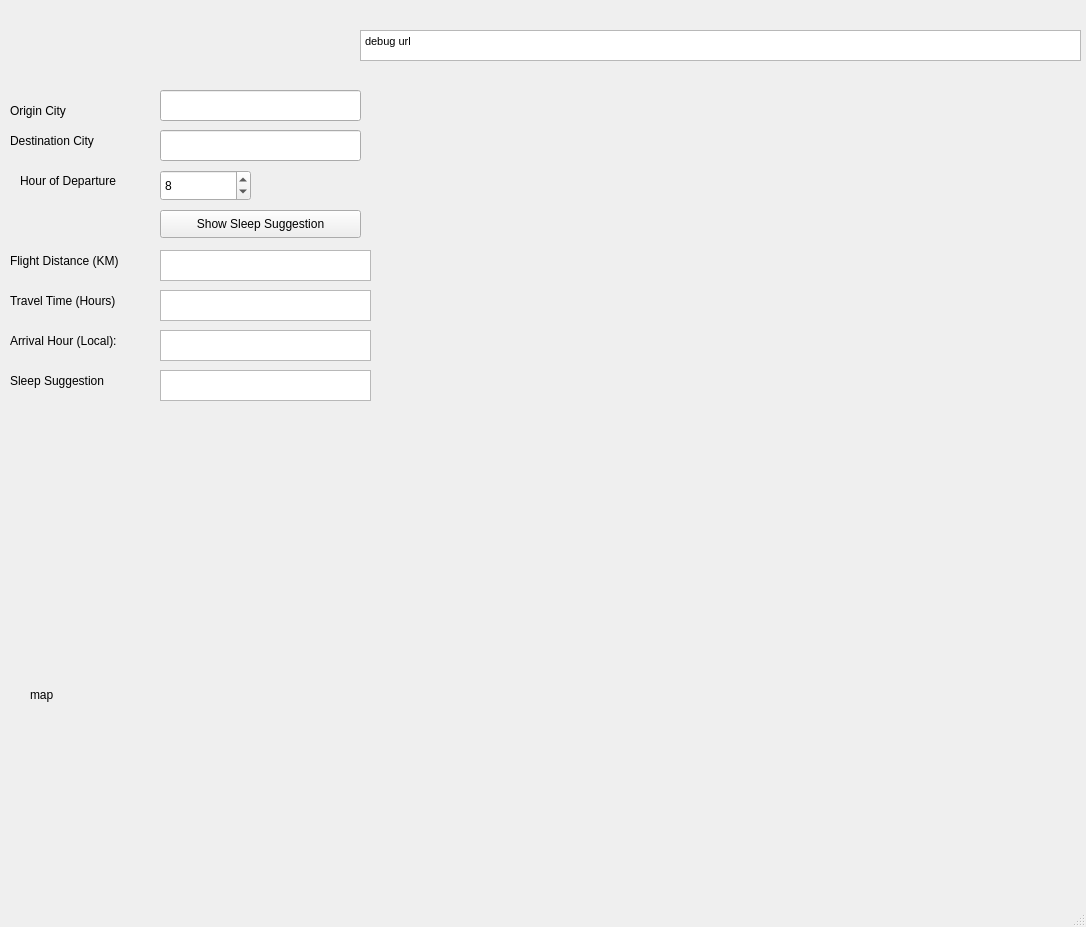
This is jetlag.ui in WSU-4110/Jet-Lag-Helper as Qt 5 draws it before an edit. The edited form follows.
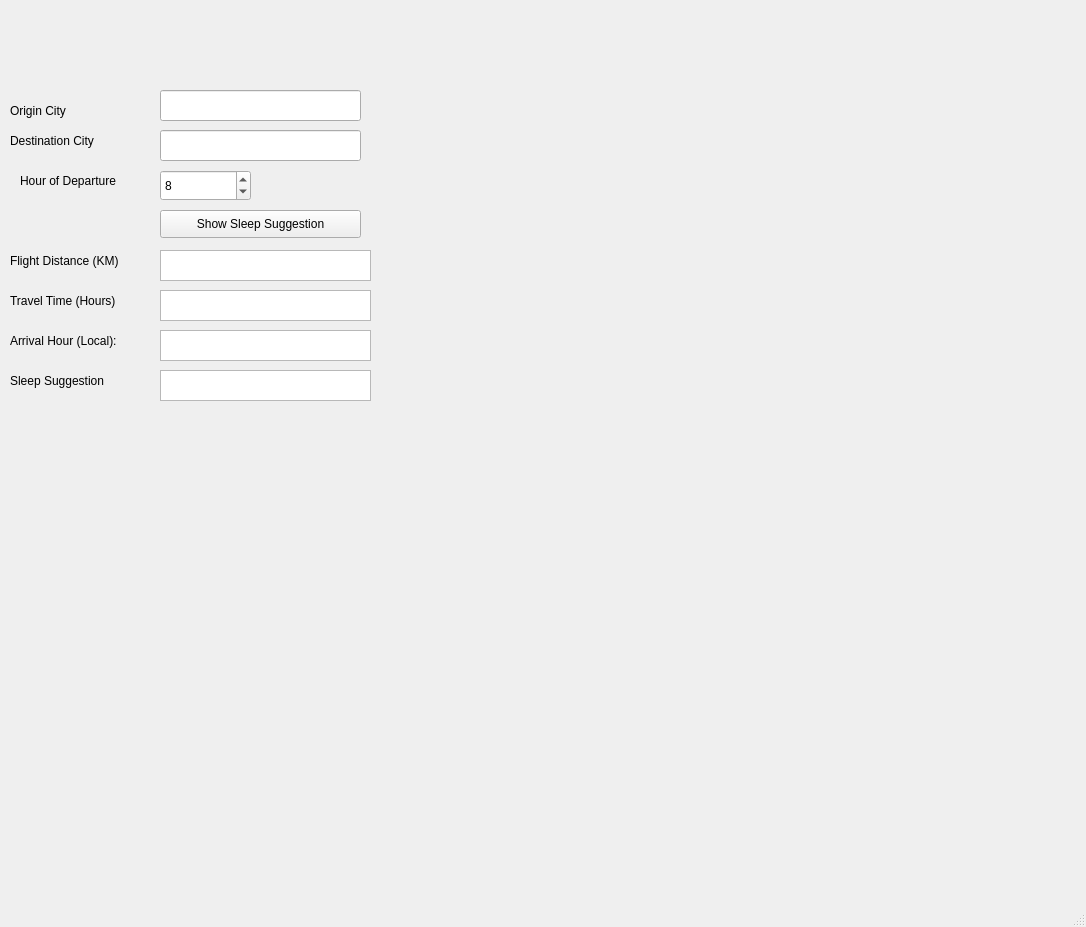
This is the edited form.

Commit message: removed debug URL, slightly improved sleep suggestion logic

Patch:
```diff
--- a/jetlag.ui
+++ b/jetlag.ui
@@ -204,23 +204,6 @@
      </rect>
     </property>
    </widget>
-   <widget class="QTextBrowser" name="txtMapURL">
-    <property name="geometry">
-     <rect>
-      <x>360</x>
-      <y>30</y>
-      <width>721</width>
-      <height>31</height>
-     </rect>
-    </property>
-    <property name="html">
-     <string>&lt;!DOCTYPE HTML PUBLIC &quot;-//W3C//DTD HTML 4.0//EN&quot; &quot;http://www.w3.org/TR/REC-html40/strict.dtd&quot;&gt;
-&lt;html&gt;&lt;head&gt;&lt;meta name=&quot;qrichtext&quot; content=&quot;1&quot; /&gt;&lt;style type=&quot;text/css&quot;&gt;
-p, li { white-space: pre-wrap; }
-&lt;/style&gt;&lt;/head&gt;&lt;body style=&quot; font-family:'MS Shell Dlg 2'; font-size:8.25pt; font-weight:400; font-style:normal;&quot;&gt;
-&lt;p style=&quot; margin-top:0px; margin-bottom:0px; margin-left:0px; margin-right:0px; -qt-block-indent:0; text-indent:0px;&quot;&gt;debug url&lt;/p&gt;&lt;/body&gt;&lt;/html&gt;</string>
-    </property>
-   </widget>
    <widget class="QLabel" name="lblMap">
     <property name="geometry">
      <rect>
@@ -237,7 +220,7 @@
      </sizepolicy>
     </property>
     <property name="text">
-     <string>map</string>
+     <string/>
     </property>
    </widget>
   </widget>
```
The commit also changes 2 other files.
